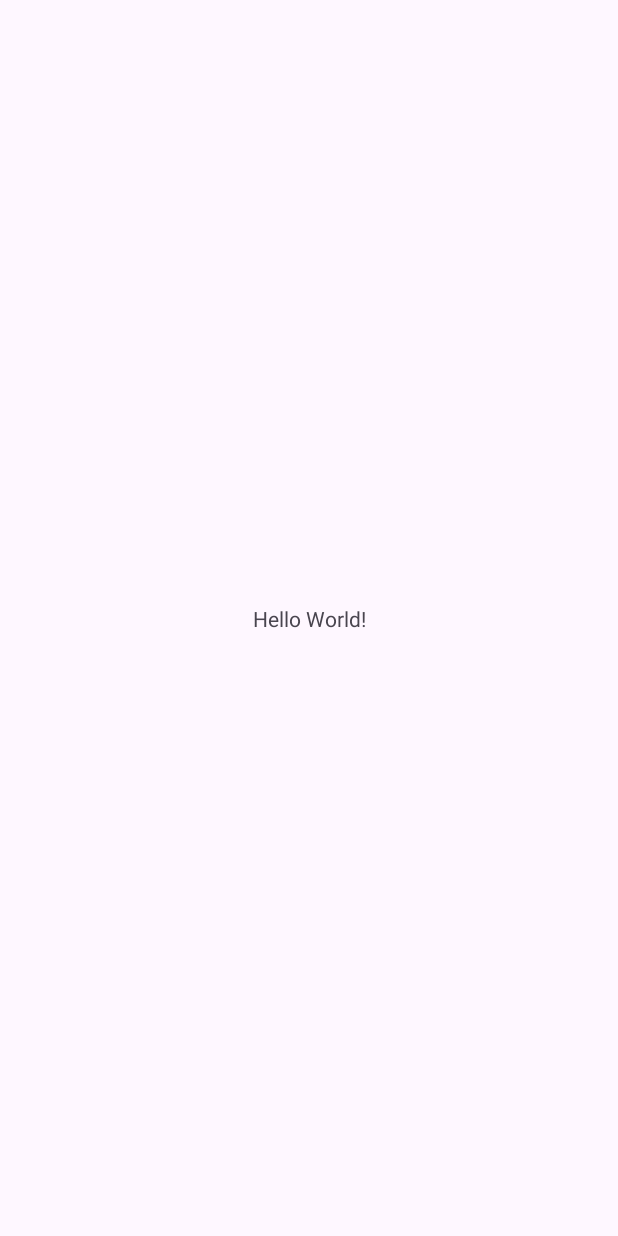
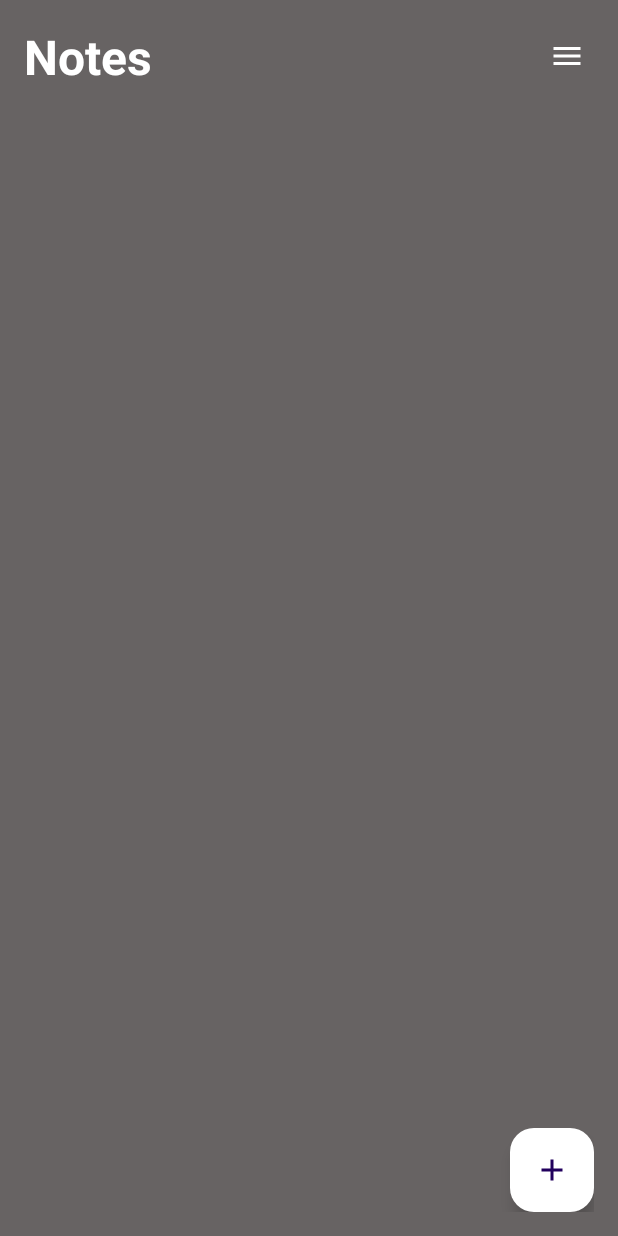
Before and after one commit to MigueldeNobrega/Futbol_Connection_Notes, an Android app: the screen it shows after launch once a user with an empty profile is signed in (MainActivity), on a phone screen of 412 x 824 dp. Before the commit the screen is almost empty. Run offline under Robolectric (Android 15) with nearby library versions, the phone set to English and light mode, and no system bars; our stand-ins replace Firebase (no records; nobody signed in at launch, a user with empty details on screens opened directly).

Commit message:
AddNoteToFIrebase

```diff
--- a/app/build.gradle.kts
+++ b/app/build.gradle.kts
@@ -36,6 +36,7 @@ dependencies {
     implementation(libs.activity)
     implementation(libs.constraintlayout)
     implementation(libs.firebase.auth)
+    implementation(libs.firebase.firestore)
     testImplementation(libs.junit)
     androidTestImplementation(libs.ext.junit)
     androidTestImplementation(libs.espresso.core)
--- a/app/src/main/AndroidManifest.xml
+++ b/app/src/main/AndroidManifest.xml
@@ -12,6 +12,9 @@
         android:supportsRtl="true"
         android:theme="@style/Theme.Futbol_Connection_Notes"
         tools:targetApi="31">
+        <activity
+            android:name=".NoteDetailsActivity"
+            android:exported="false" />
         <activity
             android:name=".LoginActivity"
             android:exported="false" />
--- a/app/src/main/java/com/example/futbol_connection_notes/MainActivity.java
+++ b/app/src/main/java/com/example/futbol_connection_notes/MainActivity.java
@@ -1,24 +1,86 @@
 package com.example.futbol_connection_notes;
 
+import android.content.Intent;
 import android.os.Bundle;
+import android.view.MenuItem;
+import android.widget.ImageButton;
+import android.widget.PopupMenu;
 
 import androidx.activity.EdgeToEdge;
 import androidx.appcompat.app.AppCompatActivity;
 import androidx.core.graphics.Insets;
 import androidx.core.view.ViewCompat;
 import androidx.core.view.WindowInsetsCompat;
+import androidx.recyclerview.widget.LinearLayoutManager;
+import androidx.recyclerview.widget.RecyclerView;
+
+import com.google.android.material.floatingactionbutton.FloatingActionButton;
+import com.google.firebase.auth.FirebaseAuth;
 
 public class MainActivity extends AppCompatActivity {
+
+    FloatingActionButton addNoteBtn;
+  //  RecyclerView recyclerView;
+  //  ImageButton menuBtn;
+  //  NoteAdapter noteAdapter;
 
     @Override
     protected void onCreate(Bundle savedInstanceState) {
         super.onCreate(savedInstanceState);
-        EdgeToEdge.enable(this);
         setContentView(R.layout.activity_main);
-        ViewCompat.setOnApplyWindowInsetsListener(findViewById(R.id.main), (v, insets) -> {
-            Insets systemBars = insets.getInsets(WindowInsetsCompat.Type.systemBars());
-            v.setPadding(systemBars.left, systemBars.top, systemBars.right, systemBars.bottom);
-            return insets;
+
+        addNoteBtn = findViewById(R.id.add_note_btn);
+       // recyclerView = findViewById(R.id.recyler_view);
+      //  menuBtn = findViewById(R.id.menu_btn);
+
+        addNoteBtn.setOnClickListener((v)-> startActivity(new Intent(MainActivity.this,NoteDetailsActivity.class)) );
+      //  menuBtn.setOnClickListener((v)->showMenu() );
+      //  setupRecyclerView();
+    }
+
+  /*  void showMenu(){
+        PopupMenu popupMenu  = new PopupMenu(MainActivity.this,menuBtn);
+        popupMenu.getMenu().add("Logout");
+        popupMenu.show();
+        popupMenu.setOnMenuItemClickListener(new PopupMenu.OnMenuItemClickListener() {
+            @Override
+            public boolean onMenuItemClick(MenuItem menuItem) {
+                if(menuItem.getTitle()=="Logout"){
+                    FirebaseAuth.getInstance().signOut();
+                    startActivity(new Intent(MainActivity.this,LoginActivity.class));
+                    finish();
+                    return true;
+                }
+                return false;
+            }
         });
+
     }
+
+    void setupRecyclerView(){
+        Query query  = Utility.getCollectionReferenceForNotes().orderBy("timestamp",Query.Direction.DESCENDING);
+        FirestoreRecyclerOptions<Note> options = new FirestoreRecyclerOptions.Builder<Note>()
+                .setQuery(query,Note.class).build();
+        recyclerView.setLayoutManager(new LinearLayoutManager(this));
+        noteAdapter = new NoteAdapter(options,this);
+        recyclerView.setAdapter(noteAdapter);
+    }
+
+    @Override
+    protected void onStart() {
+        super.onStart();
+        noteAdapter.startListening();
+    }
+
+    @Override
+    protected void onStop() {
+        super.onStop();
+        noteAdapter.stopListening();
+    }
+
+    @Override
+    protected void onResume() {
+        super.onResume();
+        noteAdapter.notifyDataSetChanged();
+    }*/
 }
--- a/app/src/main/java/com/example/futbol_connection_notes/Utility.java
+++ b/app/src/main/java/com/example/futbol_connection_notes/Utility.java
@@ -6,6 +6,8 @@ import android.widget.Toast;
 import com.google.firebase.Timestamp;
 import com.google.firebase.auth.FirebaseAuth;
 import com.google.firebase.auth.FirebaseUser;
+import com.google.firebase.firestore.CollectionReference;
+import com.google.firebase.firestore.FirebaseFirestore;
 
 import java.text.SimpleDateFormat;
 
@@ -14,13 +16,13 @@ public class Utility {
         Toast.makeText(context,message,Toast.LENGTH_SHORT).show();
     }
 
-   /* static CollectionReference getCollectionReferenceForNotes(){
+   static CollectionReference getCollectionReferenceForNotes(){
         FirebaseUser currentUser = FirebaseAuth.getInstance().getCurrentUser();
         return FirebaseFirestore.getInstance().collection("notes")
                 .document(currentUser.getUid()).collection("my_notes");
     }
 
-    static String timestampToString(Timestamp timestamp){
+  /*  static String timestampToString(Timestamp timestamp){
         return new SimpleDateFormat("MM/dd/yyyy").format(timestamp.toDate());
     }*/
 }
--- /dev/null
+++ b/app/src/main/res/drawable/ic_baseline_add_24.xml
@@ -0,0 +1,10 @@
+<vector xmlns:android="http://schemas.android.com/apk/res/android"
+    android:width="24dp"
+    android:height="24dp"
+    android:viewportWidth="24"
+    android:viewportHeight="24"
+    android:tint="?attr/colorControlNormal">
+  <path
+      android:fillColor="@android:color/white"
+      android:pathData="M19,13h-6v6h-2v-6H5v-2h6V5h2v6h6v2z"/>
+</vector>
--- /dev/null
+++ b/app/src/main/res/drawable/ic_baseline_menu_24.xml
@@ -0,0 +1,10 @@
+<vector xmlns:android="http://schemas.android.com/apk/res/android"
+    android:width="24dp"
+    android:height="24dp"
+    android:viewportWidth="24"
+    android:viewportHeight="24"
+    android:tint="?attr/colorControlNormal">
+  <path
+      android:fillColor="@android:color/white"
+      android:pathData="M3,18h18v-2L3,16v2zM3,13h18v-2L3,11v2zM3,6v2h18L21,6L3,6z"/>
+</vector>
--- a/app/src/main/res/layout/activity_main.xml
+++ b/app/src/main/res/layout/activity_main.xml
@@ -1,19 +1,55 @@
 <?xml version="1.0" encoding="utf-8"?>
-<androidx.constraintlayout.widget.ConstraintLayout xmlns:android="http://schemas.android.com/apk/res/android"
+<RelativeLayout xmlns:android="http://schemas.android.com/apk/res/android"
     xmlns:app="http://schemas.android.com/apk/res-auto"
     xmlns:tools="http://schemas.android.com/tools"
-    android:id="@+id/main"
     android:layout_width="match_parent"
     android:layout_height="match_parent"
+    android:background="@color/my_primary"
+    android:padding="16dp"
     tools:context=".MainActivity">
+    <RelativeLayout
+        android:layout_width="match_parent"
+        android:layout_height="wrap_content"
+        android:id="@+id/title_bar_layout">
+        <TextView
+            android:layout_width="wrap_content"
+            android:layout_height="wrap_content"
+            android:id="@+id/page_title"
+            android:text="Notes"
+            android:textSize="32sp"
+            android:textColor="@color/white"
+            android:textStyle="bold"/>
 
-    <TextView
+        <ImageButton
+            android:layout_width="36dp"
+            android:layout_height="36dp"
+            android:id="@+id/menu_btn"
+            android:src="@drawable/ic_baseline_menu_24"
+            android:layout_alignParentEnd="true"
+            android:layout_centerVertical="true"
+            app:tint="@color/white"
+            android:background="?attr/selectableItemBackgroundBorderless"
+            />
+
+    </RelativeLayout>
+
+    <androidx.recyclerview.widget.RecyclerView
+        android:layout_width="match_parent"
+        android:layout_height="match_parent"
+        android:layout_below="@id/title_bar_layout"
+        android:id="@+id/recyler_view"/>
+
+
+    <com.google.android.material.floatingactionbutton.FloatingActionButton
         android:layout_width="wrap_content"
         android:layout_height="wrap_content"
-        android:text="Hello World!"
-        app:layout_constraintBottom_toBottomOf="parent"
-        app:layout_constraintEnd_toEndOf="parent"
-        app:layout_constraintStart_toStartOf="parent"
-        app:layout_constraintTop_toTopOf="parent" />
+        android:id="@+id/add_note_btn"
+        android:backgroundTint="@color/white"
+        android:layout_alignParentEnd="true"
+        android:layout_alignParentBottom="true"
+        android:src="@drawable/ic_baseline_add_24"
+        />
 
-</androidx.constraintlayout.widget.ConstraintLayout>
+
+
+</RelativeLayout>
--- a/gradle/libs.versions.toml
+++ b/gradle/libs.versions.toml
@@ -9,6 +9,7 @@ activity = "1.8.0"
 constraintlayout = "2.2.0"
 googleServices = "4.4.2"
 firebaseAuth = "23.2.0"
+firebaseFirestore = "25.1.2"
 
 [libraries]
 junit = { group = "junit", name = "junit", version.ref = "junit" }
@@ -20,6 +21,7 @@ activity = { group = "androidx.activity", name = "activity", version.ref = "acti
 constraintlayout = { group = "androidx.constraintlayout", name = "constraintlayout", version.ref = "constraintlayout" }
 google-services = { group = "com.google.gms", name = "google-services", version.ref = "googleServices" }
 firebase-auth = { group = "com.google.firebase", name = "firebase-auth", version.ref = "firebaseAuth" }
+firebase-firestore = { group = "com.google.firebase", name = "firebase-firestore", version.ref = "firebaseFirestore" }
 
 [plugins]
 androidApplication = { id = "com.android.application", version.ref = "agp" }
```
Also changed, not shown: app/src/main/java/com/example/futbol_connection_notes/Note.java (added, +39 -0 lines), app/src/main/java/com/example/futbol_connection_notes/NoteDetailsActivity.java (added, +119 -0 lines), app/src/main/res/drawable/ic_baseline_done_24.xml (added, +10 -0 lines), app/src/main/res/layout/activity_note_details.xml (added, +87 -0 lines).
